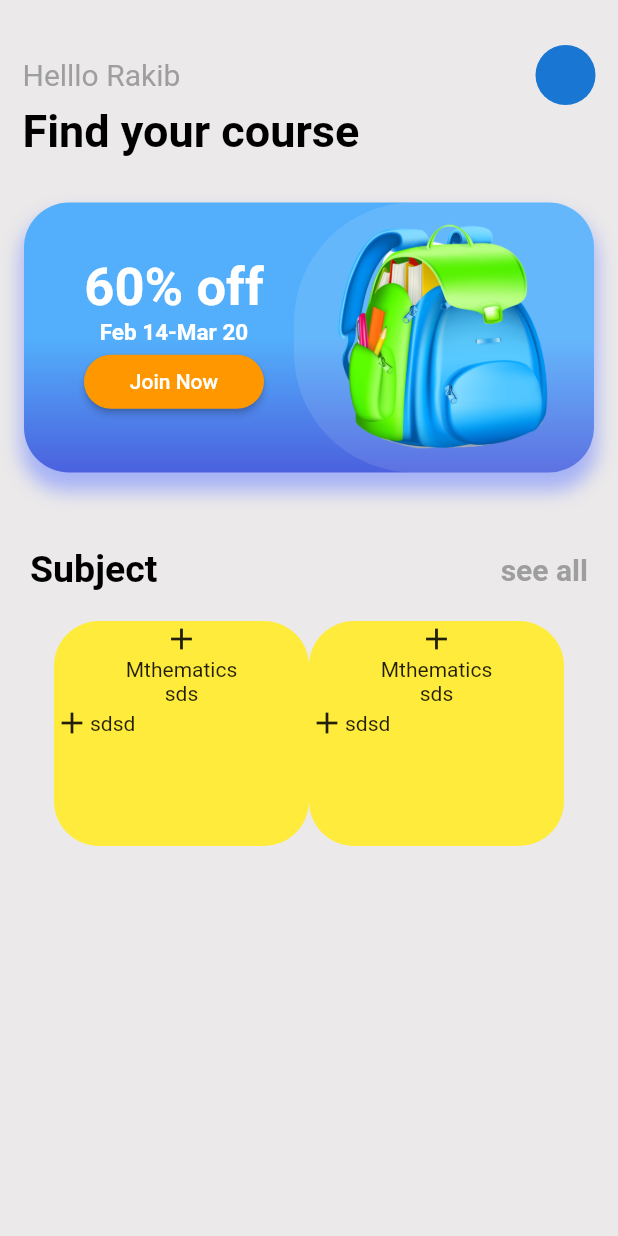
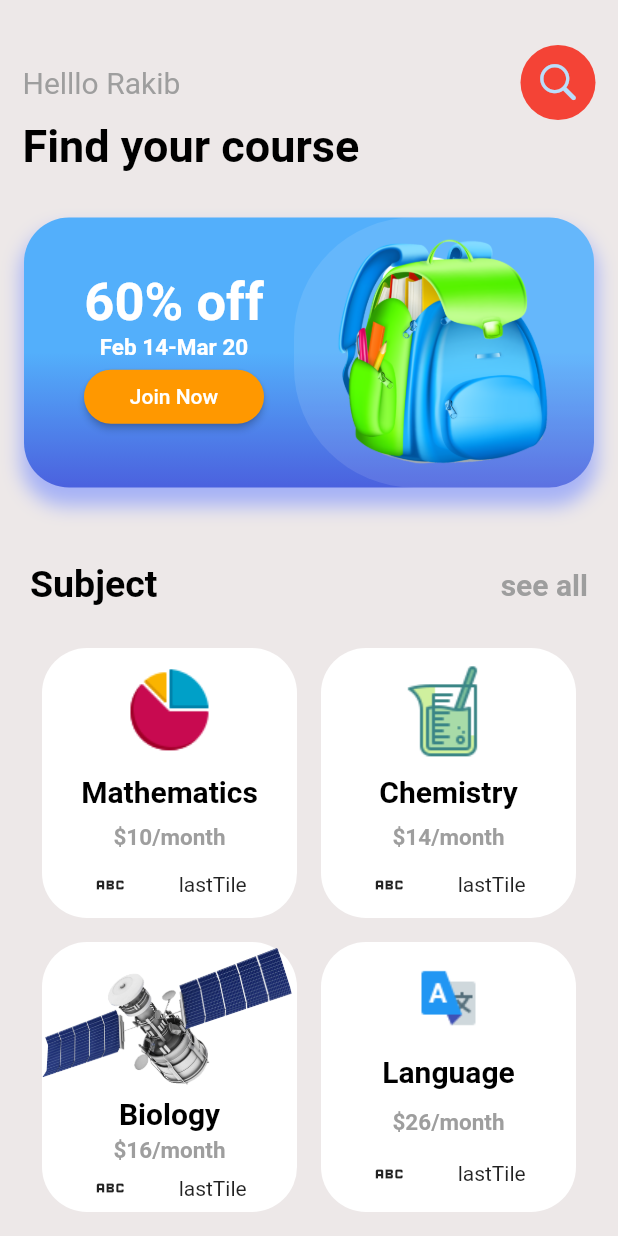
Before and after one commit to sayanths/-small-ui-_banglore, a Flutter app: the screen it shows after launch, on a phone screen of 412 x 824 dp. Run offline on Flutter 3.47's test engine with Material 2 defaults, Android fonts, the phone set to English and light mode, and no system bars.

Commit message:
overall ui completed

```diff
--- a/lib/app/home_page/view/home_page.dart
+++ b/lib/app/home_page/view/home_page.dart
@@ -1,3 +1,5 @@
+import 'package:another_ui_banglore/app/home_page/view/widgets/custom_container.dart';
+import 'package:flutter/cupertino.dart';
 import 'package:flutter/material.dart';
 
 class HomePage extends StatelessWidget {
@@ -6,8 +8,9 @@ class HomePage extends StatelessWidget {
   @override
   Widget build(BuildContext context) {
     return Scaffold(
-      backgroundColor: const Color.fromARGB(255, 235, 233, 233),
+      backgroundColor: const Color.fromARGB(255, 237, 232, 232),
       body: SafeArea(
+        child: SingleChildScrollView(
           child: Column(
             children: [
               const SizedBox(
@@ -24,7 +27,14 @@ class HomePage extends StatelessWidget {
                           "Helllo Rakib",
                           style: TextStyle(color: Colors.grey, fontSize: 20),
                         ),
-                      CircleAvatar(),
+                        CircleAvatar(
+                          backgroundColor: Colors.red,
+                          radius: 25,
+                          child: Icon(
+                            CupertinoIcons.search,
+                            size: 30,
+                          ),
+                        ),
                       ],
                     ),
                     const Align(
@@ -131,7 +141,8 @@ class HomePage extends StatelessWidget {
                 height: 30,
               ),
               Padding(
-              padding: const EdgeInsets.symmetric(horizontal: 20, vertical: 20),
+                padding:
+                    const EdgeInsets.symmetric(horizontal: 20, vertical: 20),
                 child: Row(
                   mainAxisAlignment: MainAxisAlignment.spaceBetween,
                   children: const [
@@ -153,48 +164,37 @@ class HomePage extends StatelessWidget {
                 ),
               ),
               Wrap(
-              children: [
-                Container(
-                  height: 150,
-                  width: 170,
-                  decoration: BoxDecoration(
-                    color: Colors.yellow,
-                    borderRadius: BorderRadius.circular(30),
-                  ),
-                  child: Column(
-                    children: [
-                      const Icon(Icons.add),
-                      const Text("Mthematics"),
-                      const Text("sds"),
-                      Row(
-                        children: const [Icon(Icons.add), Text("sdsd")],
-                      ),
-                    ],
-                  ),
-                ),
-                Container(
-                  height: 150,
-                  width: 170,
-                  decoration: BoxDecoration(
-                    color: Colors.yellow,
-                    borderRadius: BorderRadius.circular(30),
-                  ),
-                  child: Column(
-                    children: [
-                      const Icon(Icons.add),
-                      const Text("Mthematics"),
-                      const Text("sds"),
-                      Row(
-                        children: const [Icon(Icons.add), Text("sdsd")],
-                      ),
-                    ],
-                  ),
-                ),
+                children: const [
+                  CustomSubjectContainer(
+                      image: 'assets/pie_chart.png',
+                      mainTtitle: 'Mathematics',
+                      subTitle: '\$10/month',
+                      icon: Icons.abc,
+                      lastTile: 'lastTile'),
+                  CustomSubjectContainer(
+                      image: 'assets/beaker.png',
+                      mainTtitle: 'Chemistry',
+                      subTitle: '\$14/month',
+                      icon: Icons.abc,
+                      lastTile: 'lastTile'),
+                  CustomSubjectContainer(
+                      image: 'assets/satelite.png',
+                      mainTtitle: 'Biology',
+                      subTitle: '\$16/month',
+                      icon: Icons.abc,
+                      lastTile: 'lastTile'),
+                  CustomSubjectContainer(
+                      image: 'assets/language.png',
+                      mainTtitle: 'Language',
+                      subTitle: '\$26/month',
+                      icon: Icons.abc,
+                      lastTile: 'lastTile'),
                 ],
               ),
             ],
           ),
         ),
+      ),
     );
   }
 }
--- /dev/null
+++ b/lib/app/home_page/view/widgets/custom_container.dart
@@ -0,0 +1,58 @@
+import 'package:flutter/material.dart';
+
+class CustomSubjectContainer extends StatelessWidget {
+  final String image;
+  final String mainTtitle;
+  final String subTitle;
+  final IconData icon;
+  final String lastTile;
+  const CustomSubjectContainer({
+    Key? key,
+    required this.image,
+    required this.mainTtitle,
+    required this.subTitle,
+    required this.icon,
+    required this.lastTile,
+  }) : super(key: key);
+
+  @override
+  Widget build(BuildContext context) {
+    return Padding(
+      padding: const EdgeInsets.all(8.0),
+      child: Container(
+        height: 180,
+        width: 170,
+        decoration: BoxDecoration(
+          color: Colors.white,
+          borderRadius: BorderRadius.circular(30),
+        ),
+        child: Column(
+          mainAxisAlignment: MainAxisAlignment.spaceEvenly,
+          children: [
+            Image.asset(
+              image,
+            ),
+            Text(
+              mainTtitle,
+              style: const TextStyle(
+                  color: Colors.black,
+                  fontSize: 20,
+                  fontWeight: FontWeight.bold),
+            ),
+            Text(
+              subTitle,
+              style: const TextStyle(
+                  color: Colors.grey,
+                  fontSize: 15,
+                  fontWeight: FontWeight.bold),
+            ),
+            Row(
+              mainAxisAlignment: MainAxisAlignment.spaceEvenly,
+              children: [Icon(icon), Text(lastTile)],
+            ),
+          ],
+        ),
+      ),
+    );
+  }
+}
```
Lines whose indentation alone changed are shown as unchanged.
